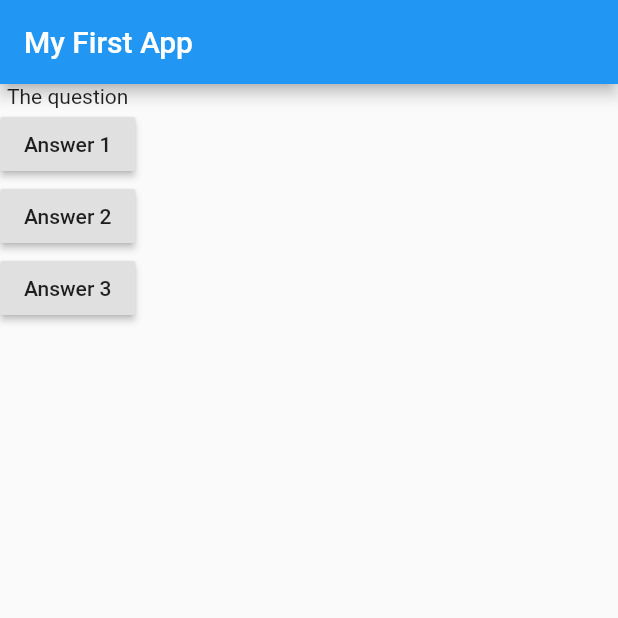
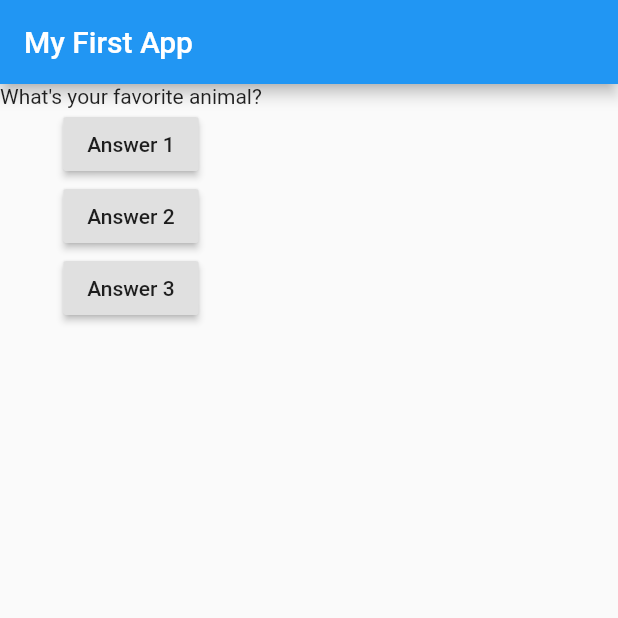
Before and after one commit to fredrondina/flutter_course_project_1, a Flutter app: the screen it shows after launch, after a tap on "Answer 1", on a phone screen of 412 x 824 dp, the top half of it. Run offline on Flutter 3.47's test engine with Material 2 defaults, Android fonts, the phone set to English and light mode, and no system bars.

```diff
--- a/lib/main.dart
+++ b/lib/main.dart
@@ -5,23 +5,35 @@ import 'package:flutter/material.dart';
 
 void main() => runApp(MyApp());
 
-class MyApp extends StatelessWidget {
-  void answerQuestion(){
-    print('Answer Chosen');
+class MyApp extends StatefulWidget {
+  @override
+  State<StatefulWidget> createState() {
+    return MyAppState();
+  }
+}
+
+class MyAppState extends State<MyApp> {
+  var questionIndex = 0;
+
+  void answerQuestion() {
+    setState(() {
+      questionIndex = questionIndex + 1;
+    });
+    print(questionIndex);
   }
 
   @override
   Widget build(BuildContext context) {
     var questions = [
-      "Whats's your favorite colour?",
-      "Whats your favorite animal?",
+      "What's your favorite colour?",
+      "What's your favorite animal?",
     ];
     return MaterialApp(
       home: Scaffold(
         appBar: AppBar(title: Text('My First App')),
         body: Column(
           children: [
-            Text('The question'),
+            Text(questions[questionIndex]),
             RaisedButton(
               child: Text("Answer 1"),
               onPressed: answerQuestion,
```
